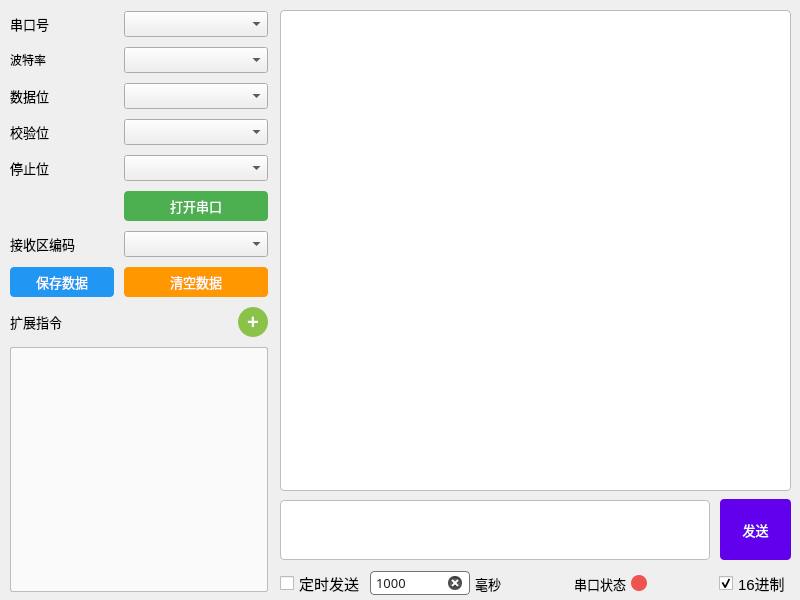
The window that mainwindow.ui (AndroidCoderPeng/serial_port_debugger) describes before a commit, drawn with Qt 5.
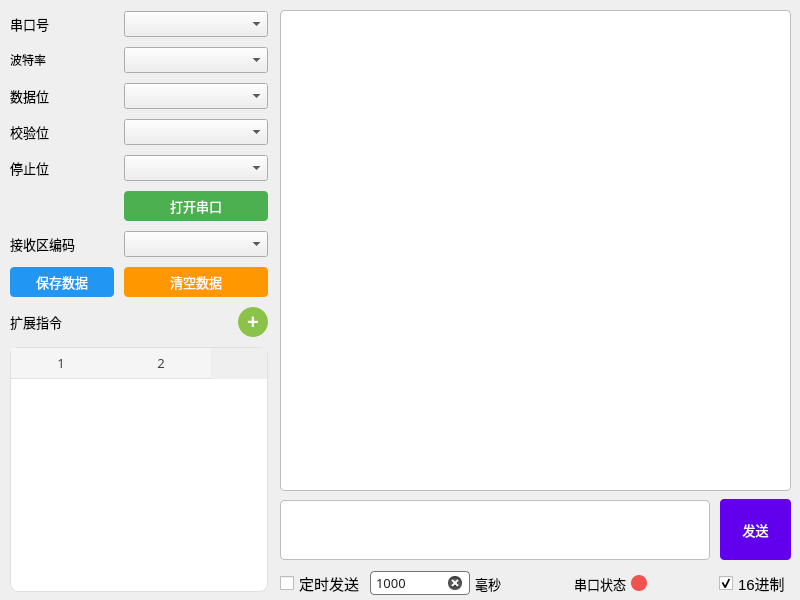
The same window after the commit.

Commit message:
feat(gui): 重构命令添加功能并优化界面
- 移除 QListView，替换为 QTableWidget 以更好地显示命令信息
- 新增 Command 类封装命令数据- 重构 MainWindow 类，移除 updateCommandListWidget 函数
- 优化 SaveCommandDialog 类，增加输入验证和格式化功能

What changed in the file:
```diff
--- a/mainwindow.ui
+++ b/mainwindow.ui
@@ -321,29 +321,6 @@
        </property>
       </widget>
      </item>
-     <item row="9" column="0" colspan="3">
-      <widget class="QListView" name="listView">
-       <property name="font">
-        <font>
-         <pointsize>11</pointsize>
-        </font>
-       </property>
-       <property name="styleSheet">
-        <string notr="true">QListView {background-color:#FAFAFA;border:1px solid #BDBDBD;border-radius:2px;padding:4px;show-decoration-selected:1}
-QListView::item {padding:6px;margin-top:2px;border-radius:4px}
-QListView::item:selected {background-color:#64B5F6;color:white}
-QListView::item:hover {background-color:#E3F2FD}
-QScrollBar:vertical {width:12px;background:#FAFAFA;margin:16px 0 16px 0;border:1px solid #BDBDBD;border-radius:4px}
-QScrollBar::handle:vertical {background-color:#9E9E9E;border-radius:4px;min-height:20px}
-QScrollBar::add-line:vertical,
-QScrollBar::sub-line:vertical {height:16px;background:#FFAB91;subcontrol-origin:margin}
-QScrollBar::add-line:vertical {subcontrol-position:bottom}
-QScrollBar::sub-line:vertical {subcontrol-position:top}
-QScrollBar::up-arrow:vertical,
-QScrollBar::down-arrow:vertical {background:#FFFFFF;border:1px solid #BDBDBD;width:10px;height:10px}</string>
-       </property>
-      </widget>
-     </item>
      <item row="0" column="1" colspan="2">
       <widget class="QComboBox" name="portNameBox">
        <property name="font">
@@ -416,6 +393,36 @@
        </property>
       </widget>
      </item>
+     <item row="9" column="0" colspan="3">
+      <widget class="QTableWidget" name="tableWidget">
+       <property name="font">
+        <font>
+         <family>微软雅黑</family>
+         <pointsize>10</pointsize>
+         <weight>50</weight>
+         <italic>false</italic>
+         <bold>false</bold>
+        </font>
+       </property>
+       <property name="styleSheet">
+        <string notr="true">QTableWidget {background-color:#FFFFFF;gridline-color:#E0E0E0;color:#212121;border:1px solid #E0E0E0;border-radius:8px;outline:0px;font:10pt &quot;微软雅黑&quot;}
+QTableWidget::item {padding:6px 5px}
+QTableWidget::item:selected {background-color:#E3F2FD;color:#1565C0}
+QHeaderView::section {background-color:#F5F5F5;padding:4px;border:none;border-bottom:1px solid #E0E0E0;color:#424242}
+QScrollBar:vertical {background-color:#FAFAFA;width:10px;margin:0px 0px 0px 0px}
+QScrollBar::handle:vertical {background-color:#E0E0E0;min-height:20px;border-radius:5px}
+QScrollBar::add-line:vertical,
+QScrollBar::sub-line:vertical {background-color:none}
+QScrollBar::add-page:vertical,
+QScrollBar::sub-page:vertical {background-color:none}</string>
+       </property>
+       <property name="columnCount">
+        <number>2</number>
+       </property>
+       <column/>
+       <column/>
+      </widget>
+     </item>
     </layout>
    </widget>
    <widget class="QWidget" name="layoutWidget">
```
The commit also changes 7 other files.
